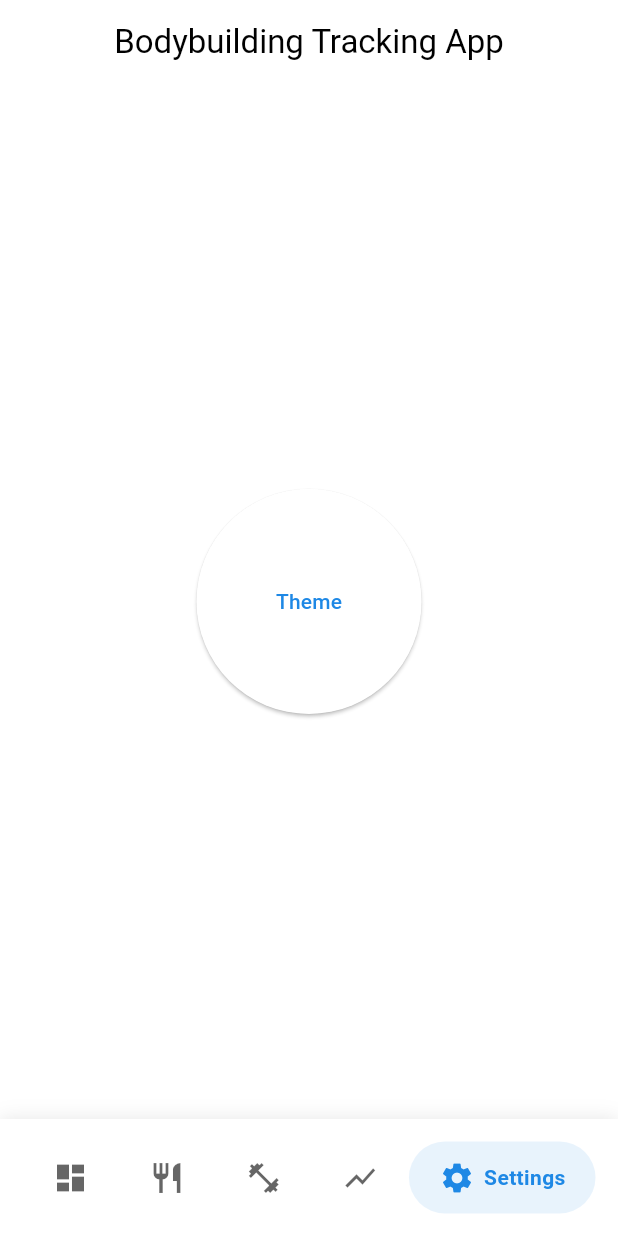
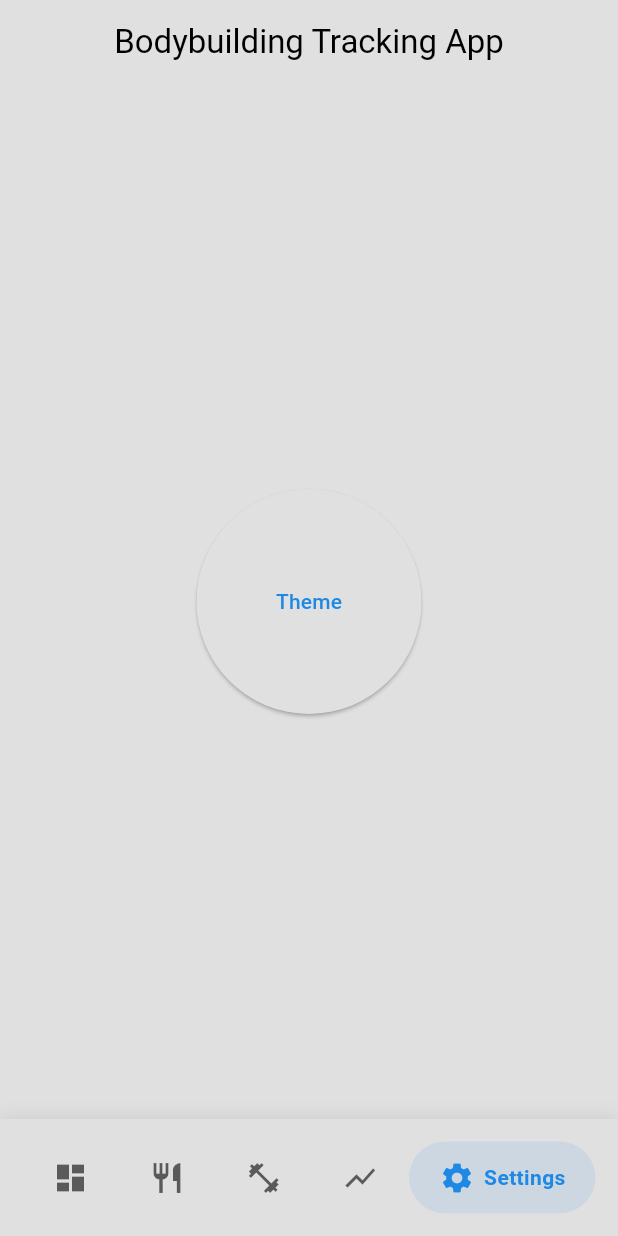
Before and after one commit to 404TalentNotFound-67/Bodybuilding_tracking, a Flutter app: the screen it shows after launch, item 5 of the bottom bar chosen, on a phone screen of 412 x 824 dp. Run offline on Flutter 3.47's test engine with Material 3 defaults, Android fonts, the phone set to English and light mode, and no system bars; drawn by our look-alikes of google_nav_bar; our stand-ins replace hive_ce, hive_ce_flutter; accounts and stored records are empty; statements that could not run were skipped.

Commit message:
feat: Implement weight tracking feature with Hive persistence and UI updates

```diff
--- a/lib/core/theme/theme.dart
+++ b/lib/core/theme/theme.dart
@@ -6,17 +6,13 @@ ThemeData lightMode = ThemeData(
   colorScheme: ColorScheme.light(
     primary: const Color(0xFF1E88E5), // Fitness Blue
     secondary: const Color(0xFF26A69A), // Teal Accent
-    surface: Colors.white,
-    //background: const Color(0xFFF5F7FA),
+    surface: Colors.grey.shade300,
     onPrimary: Colors.white,
     onSurface: Colors.black,
+    surfaceContainer: Colors.grey.shade200,
   ),
   scaffoldBackgroundColor: const Color(0xFFF5F7FA),
-  appBarTheme: const AppBarTheme(
-    elevation: 0,
-    backgroundColor: Color(0xFF1E88E5),
-    foregroundColor: Colors.white,
-  ),
+  appBarTheme: AppBarTheme(elevation: 0, backgroundColor: Colors.grey.shade300, foregroundColor: Colors.black),
 );
 
 /// 🔹 DARK MODE
@@ -26,14 +22,11 @@ ThemeData darkMode = ThemeData(
     primary: const Color(0xFF1565C0),
     secondary: const Color(0xFF26A69A),
     surface: const Color(0xFF121212),
-    //background: const Color(0xFF1E1E1E),
     onPrimary: Colors.white,
     onSurface: Colors.white,
+    surfaceContainer: const Color(0xFF1E1E1E),
   ),
   scaffoldBackgroundColor: const Color(0xFF1E1E1E),
-  appBarTheme: const AppBarTheme(
-    elevation: 0,
-    backgroundColor: Color(0xFF1565C0),
-    foregroundColor: Colors.white,
-  ),
+
+  appBarTheme: const AppBarTheme(elevation: 0, backgroundColor: Color(0xFF121212), foregroundColor: Colors.white),
 );
--- a/lib/core/ui/main_page.dart
+++ b/lib/core/ui/main_page.dart
@@ -28,11 +28,7 @@ class _BodybuildingTrackingAppState extends State<BodybuildingTrackingApp> {
   Widget build(BuildContext context) {
     return Scaffold(
       backgroundColor: Theme.of(context).colorScheme.surface,
-      appBar: AppBar(
-        title: Text("Bodybuilding Tracking App", style: TextStyle(color: Theme.of(context).colorScheme.onSurface)),
-        backgroundColor: Theme.of(context).colorScheme.surface,
-        centerTitle: true,
-      ),
+      appBar: AppBar(title: Text("Bodybuilding Tracking App"), centerTitle: true),
 
       body: _widgetOptions.elementAt(_selectedIndex),
 
--- a/lib/core/ui/page_dashboard.dart
+++ b/lib/core/ui/page_dashboard.dart
@@ -1,3 +1,4 @@
+import 'package:bodybuilding_tracking/core/widgets/body_weight._container.dart';
 import 'package:flutter/material.dart';
 
 class DashboardPage extends StatelessWidget {
@@ -5,6 +6,8 @@ class DashboardPage extends StatelessWidget {
 
   @override
   Widget build(BuildContext context) {
-    return Center(child: Text("Dashboard"));
+    return Center(
+      child: Padding(padding: EdgeInsets.only(left: 20, right: 20), child: BodyWeightContainer()),
+    );
   }
 }
```
Also changed, not shown: lib/core/widgets/body_weight._container.dart (added, +51 -0 lines), lib/data/persistence/hive_service.dart (added, +13 -0 lines), lib/data/persistence/weight_persistence.dart (added, +18 -0 lines), lib/data/weight.dart (added, +14 -0 lines), lib/main.dart (+5 -8 lines), pubspec.yaml (+5 -6 lines), lib/data/weight.g.dart (added), lib/hive_registrar.g.dart (added), pubspec.lock.
